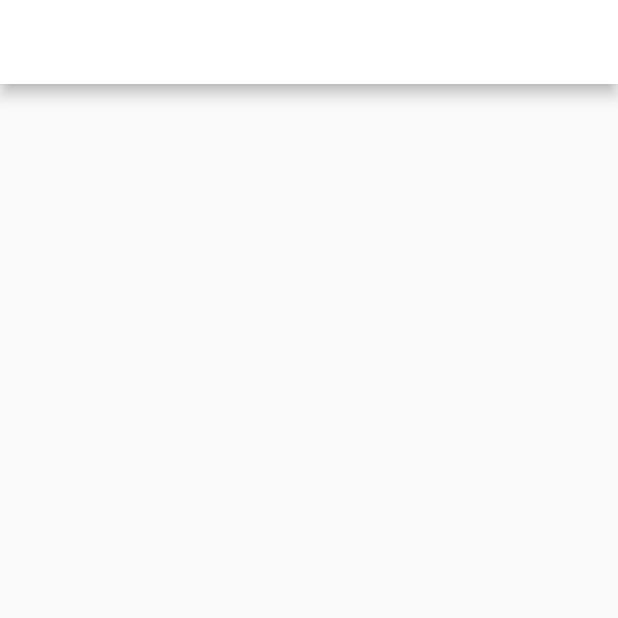
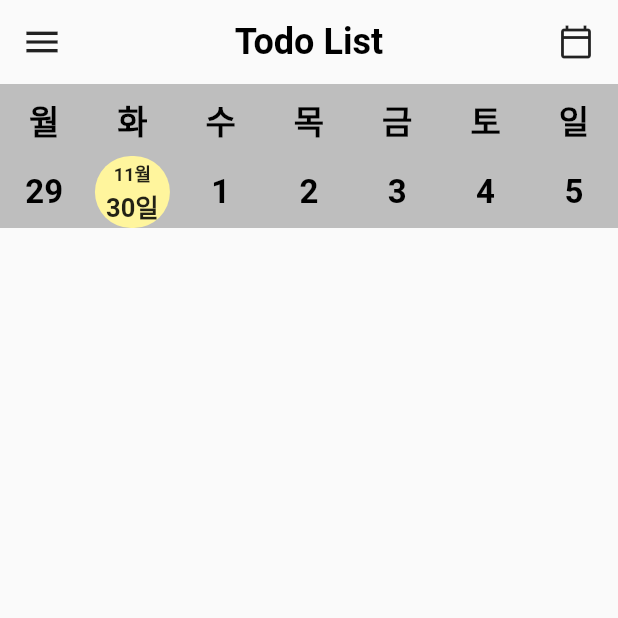
Before and after one commit to yejoonCho/todo_list_app, a Flutter app: the screen it shows after launch, on a phone screen of 412 x 824 dp, the top half of it. Run offline on Flutter 3.47's test engine with Material 2 defaults, Android fonts, the light colour scheme and no system bars; our stand-ins replace google_fonts, sizer.

Commit message:
feat : 홈스크린 앱바 추가
날짜 선택 가능한 앱바 추가. 일주일 단위로 날짜를 탭으로 넘길 수 있음.

```diff
--- a/lib/core/app_theme.dart
+++ b/lib/core/app_theme.dart
@@ -3,15 +3,13 @@ import 'package:google_fonts/google_fonts.dart';
 
 class AppTheme {
   const AppTheme._();
+  static TextStyle title = GoogleFonts.roboto(
+      textStyle: const TextStyle(
+          fontSize: 24, fontWeight: FontWeight.bold, color: Colors.black));
 
   static final lightTheme = ThemeData(
     brightness: Brightness.light,
     primaryColor: const Color(0xffbebebe),
     backgroundColor: Colors.white,
   );
-
-  static final textTheme = TextTheme(
-    headline1: GoogleFonts.roboto(
-        textStyle: const TextStyle(fontSize: 24, fontWeight: FontWeight.bold)),
-  );
 }
--- a/lib/main.dart
+++ b/lib/main.dart
@@ -1,6 +1,6 @@
 import 'package:flutter/material.dart';
 import 'package:sizer/sizer.dart';
-import 'package:todo_list_app/core/apptheme.dart';
+import 'package:todo_list_app/core/app_theme.dart';
 import 'package:todo_list_app/presentation/home_screen.dart';
 
 void main() {
--- /dev/null
+++ b/lib/presentation/home_app_bar.dart
@@ -0,0 +1,175 @@
+import 'package:flutter/material.dart';
+import 'package:intl/intl.dart';
+import 'package:sizer/sizer.dart';
+import 'package:todo_list_app/core/app_theme.dart';
+import 'package:todo_list_app/core/constants.dart';
+
+class HomeAppBar extends StatefulWidget implements PreferredSizeWidget {
+  const HomeAppBar({Key? key}) : super(key: key);
+
+  @override
+  Size get preferredSize => const Size.fromHeight(152);
+
+  @override
+  State<HomeAppBar> createState() => _HomeAppBarState();
+}
+
+class _HomeAppBarState extends State<HomeAppBar> {
+  int? selectedDate;
+  final _pageController = PageController(initialPage: 2);
+
+  @override
+  void initState() {
+    super.initState();
+    selectedDate = DateTime.now().day;
+  }
+
+  @override
+  Widget build(BuildContext context) {
+    final paddingTop = MediaQuery.of(context).padding.top;
+    return Padding(
+      padding: EdgeInsets.only(top: paddingTop),
+      child: Column(
+        children: [
+          Container(
+            padding: const EdgeInsets.all(4.0),
+            height: 56,
+            child: Row(
+              mainAxisAlignment: MainAxisAlignment.spaceBetween,
+              children: [
+                const SizedBox(
+                  width: 48,
+                  child: Icon(Icons.menu, size: 28),
+                ),
+                Text('Todo List', style: AppTheme.title),
+                const SizedBox(
+                  width: 48,
+                  child: Icon(
+                    Icons.calendar_today_outlined,
+                  ),
+                )
+              ],
+            ),
+          ),
+          Container(
+            color: Theme.of(context).primaryColor,
+            height: 96,
+            child: Column(
+              children: [
+                Row(
+                  mainAxisAlignment: MainAxisAlignment.spaceEvenly,
+                  children: List.generate(
+                    7,
+                    (index) => SizedBox(
+                      width: (100 / 7).w,
+                      height: 48,
+                      child: Center(
+                        child: Text(
+                          kdayList[index],
+                          style: AppTheme.title.copyWith(fontSize: 22),
+                        ),
+                      ),
+                    ),
+                  ),
+                ),
+                Expanded(
+                  child: PageView.builder(
+                    controller: _pageController,
+                    itemCount: 5,
+                    scrollDirection: Axis.horizontal,
+                    itemBuilder: (context, i) => Row(
+                      children: List.generate(7, (j) {
+                        late int diff;
+                        switch (DateFormat('EEEE').format(DateTime.now())) {
+                          case "Monday":
+                            diff = 14;
+                            break;
+                          case "Tuesday":
+                            diff = 15;
+                            break;
+                          case "Wednesday":
+                            diff = 16;
+                            break;
+                          case "Thursday":
+                            diff = 17;
+                            break;
+                          case "Friday":
+                            diff = 18;
+                            break;
+                          case "Saturday":
+                            diff = 19;
+                            break;
+                          case "Sunday":
+                            diff = 20;
+                            break;
+                        }
+                        DateTime date = DateTime.now()
+                            .add(Duration(days: j + (i * 7) - diff));
+                        return InkWell(
+                          onTap: () {
+                            setState(() {
+                              selectedDate = date.day;
+                            });
+                          },
+                          child: SizedBox(
+                            width: (100 / 7).w,
+                            height: 48,
+                            child: Center(
+                              child: selectedDate == date.day
+                                  ? Stack(
+                                      children: [
+                                        Center(
+                                          child: Container(
+                                            width: 50,
+                                            height: 50,
+                                            decoration: BoxDecoration(
+                                              color: Colors.yellow.shade200,
+                                              borderRadius:
+                                                  BorderRadius.circular(50),
+                                            ),
+                                          ),
+                                        ),
+                                        Center(
+                                          child: Column(
+                                            mainAxisAlignment:
+                                                MainAxisAlignment.center,
+                                            children: [
+                                              Text(
+                                                '${date.month}월',
+                                                style: const TextStyle(
+                                                  fontSize: 12,
+                                                  fontWeight: FontWeight.bold,
+                                                ),
+                                              ),
+                                              Text(
+                                                '${date.day}일',
+                                                style: const TextStyle(
+                                                  fontSize: 17,
+                                                  fontWeight: FontWeight.bold,
+                                                ),
+                                              )
+                                            ],
+                                          ),
+                                        )
+                                      ],
+                                    )
+                                  : Text(
+                                      '${date.day}',
+                                      style:
+                                          AppTheme.title.copyWith(fontSize: 22),
+                                    ),
+                            ),
+                          ),
+                        );
+                      }),
+                    ),
+                  ),
+                )
+              ],
+            ),
+          )
+        ],
+      ),
+    );
+  }
+}
--- a/lib/presentation/home_screen.dart
+++ b/lib/presentation/home_screen.dart
@@ -1,5 +1,5 @@
 import 'package:flutter/material.dart';
-import 'package:todo_list_app/core/app_theme.dart';
+import 'package:todo_list_app/presentation/home_app_bar.dart';
 
 class HomeScreen extends StatelessWidget {
   const HomeScreen({Key? key}) : super(key: key);
@@ -7,11 +7,7 @@ class HomeScreen extends StatelessWidget {
   @override
   Widget build(BuildContext context) {
     return Scaffold(
-      appBar: AppBar(
-        title: Text('Todo List', style: AppTheme.textTheme.headline1),
-        centerTitle: true,
-        backgroundColor: Colors.white,
-      ),
+      appBar: HomeAppBar(),
     );
   }
 }
```
